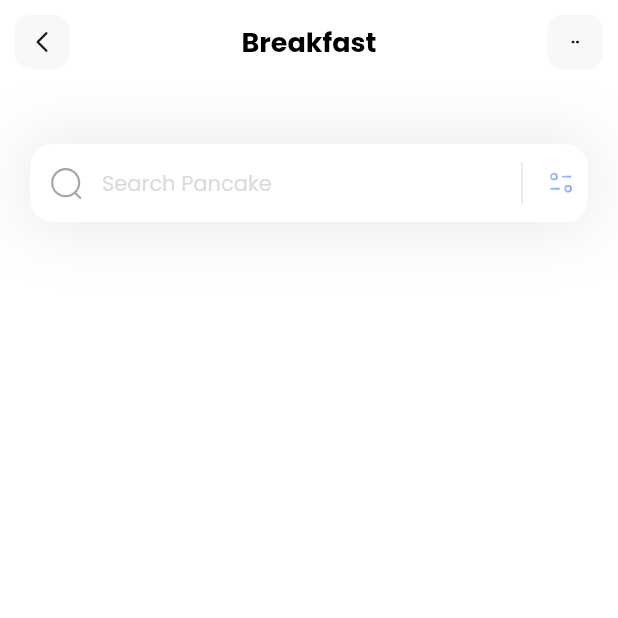
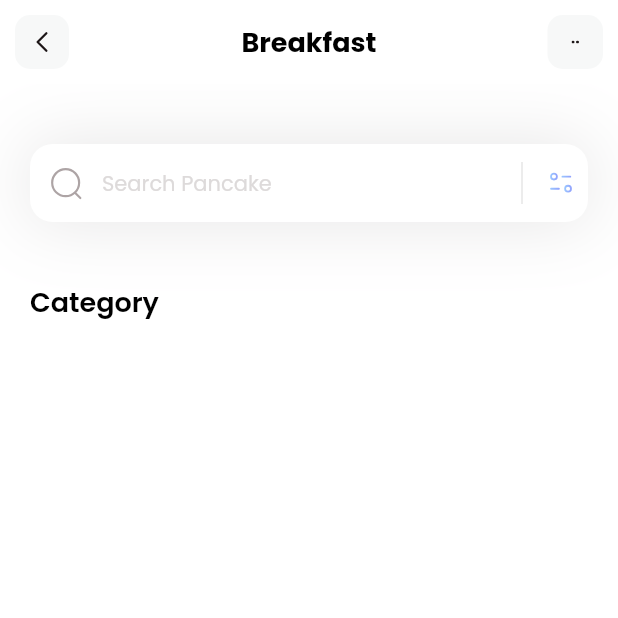
Before and after one commit to dmptv/fitness, a Flutter app: the screen it shows after launch, on a phone screen of 412 x 824 dp, the top half of it. Run offline on Flutter 3.47's test engine with Material 2 defaults, Android fonts, the phone set to English and light mode, and no system bars; our stand-ins replace flutter_svg.

Commit message:
column title

```diff
--- a/lib/pages/home.dart
+++ b/lib/pages/home.dart
@@ -11,8 +11,32 @@ class HomePage extends StatelessWidget {
       appBar: appBar(),
       backgroundColor: Colors.white,
       body: Column(
+        crossAxisAlignment: CrossAxisAlignment.start ,
         children: [
-          Container(
+          _searchField(),
+          SizedBox(height: 40),
+          Column(
+            children: [
+              Padding(
+                padding: const EdgeInsets.only(left: 20),
+                child: Text(
+                'Category',
+                style: TextStyle(
+                  color: Colors.black,
+                  fontSize: 18,
+                  fontWeight: FontWeight.w600
+                ),
+                          ),
+              )
+            ],
+          )
+        ],
+      ),
+    );
+  }
+
+  Container _searchField() {
+    return Container(
             margin: EdgeInsets.only(top: 40, left: 20, right: 20),
             decoration: BoxDecoration(boxShadow: [
               BoxShadow(
@@ -58,10 +82,7 @@ class HomePage extends StatelessWidget {
                   border: OutlineInputBorder(
                       borderRadius: BorderRadius.circular(15),
                       borderSide: BorderSide.none)),
-              ))
-        ],
-      ),
-    );
+            ));
   }
 
   AppBar appBar() {
```
Lines whose indentation alone changed are shown as unchanged.
